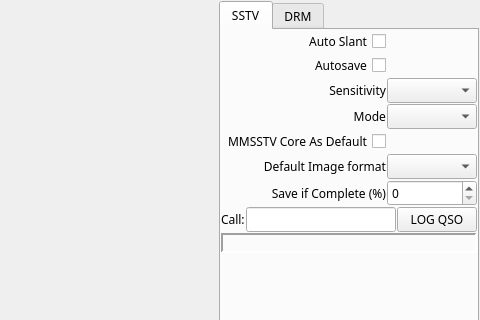
This is src/mainwidgets/rxwidget.ui in jbdubbs/QSSTV-Experimental as Qt 5 draws it before an edit; both pictures show x 513 to 993 and y 0 to 320 of the 993 by 651 pixel window. The edited form follows.
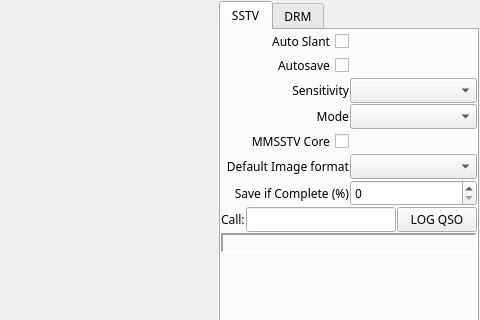
This is the edited form. The open tabs and pages were chosen to show the change. Icons and pictures are not drawn. Custom widgets are drawn as their Qt base class.

Commit message: Rename MMSSTV Core checkbox label and fix TX layout to match RX

What changed in the file:
```diff
--- a/src/mainwidgets/rxwidget.ui
+++ b/src/mainwidgets/rxwidget.ui
@@ -371,7 +371,7 @@
               <enum>Qt::RightToLeft</enum>
              </property>
              <property name="text">
-              <string>MMSSTV Core As Default</string>
+              <string>MMSSTV Core</string>
              </property>
             </widget>
            </item>
```
The commit also changes 1 other file.
